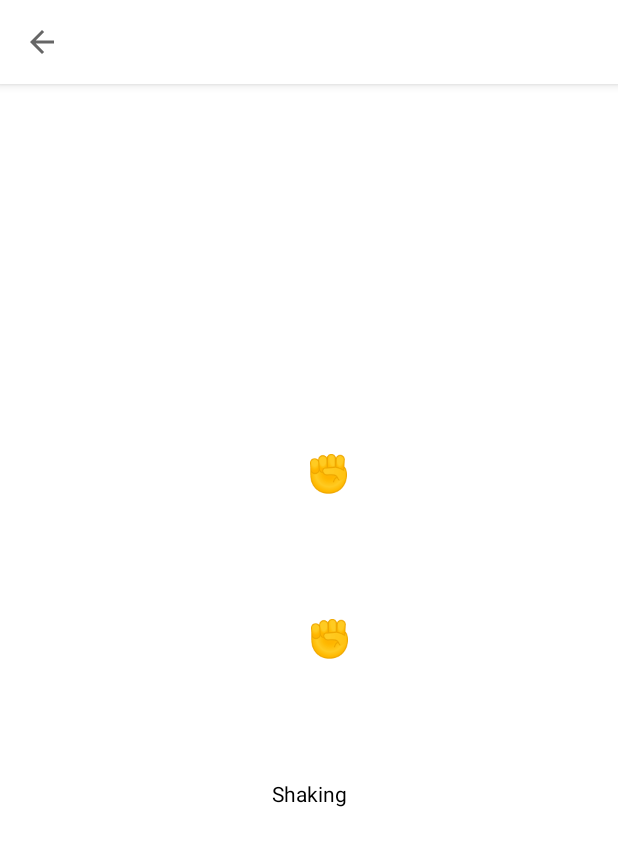
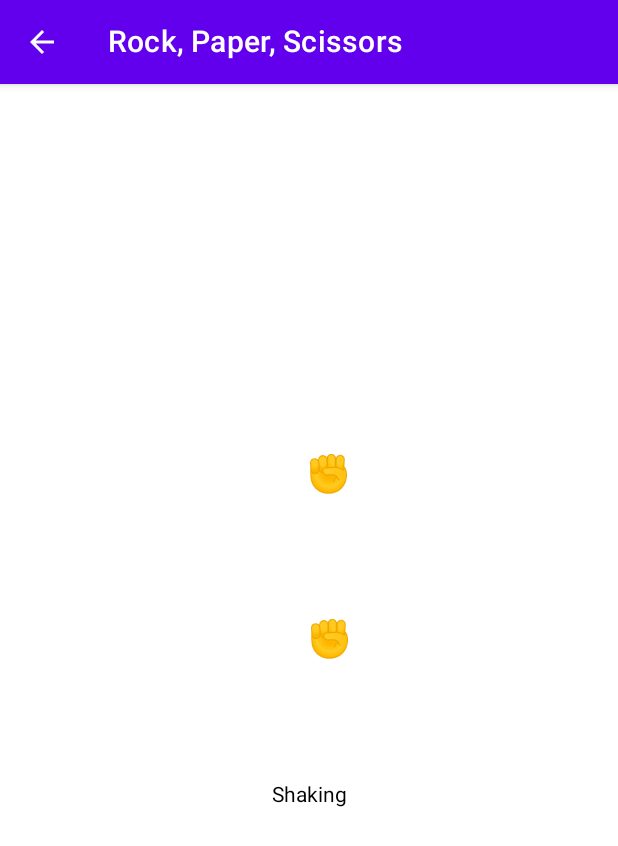
Before and after one commit to FelixSubject211/MoveMate, an Android app built with Jetpack Compose: the composable GameScreen shown on its own in the app's theme, after a tap on "✌️", on a phone screen of 412 x 824 dp. Shown: the top 846 px of the screen. Run offline under Robolectric (Android 15) with nearby library versions, the phone set to English and light mode, and no system bars; our stand-ins replace Voyager.

Commit message:
Housekeeping
Housekeeping

```diff
--- a/composeApp/src/commonMain/kotlin/di/Koin.kt
+++ b/composeApp/src/commonMain/kotlin/di/Koin.kt
@@ -1,14 +1,14 @@
 package di
 
 
-import domain.GameLogicCoordinator
-import domain.Opponent
 import domain.impl.DefaultOpponent
 import domain.entities.PlayerState
-import domain.impl.GameLogicDefaultCoordinator
+import domain.impl.GameLogicCoordinator
+import domain.impl.opponentInteractor
+import domain.impl.playerInteractor
+import domain.impl.presenter
 import kotlinx.coroutines.flow.MutableStateFlow
 import org.koin.core.context.startKoin
-import org.koin.core.qualifier.named
 import org.koin.dsl.module
 import screens.game.GameScreenModel
 import screens.menu.MenuScreenModel
@@ -20,20 +20,21 @@ val gameModule = module {
         val playerState = MutableStateFlow<PlayerState>(PlayerState.Ready)
         val opponentState = MutableStateFlow<PlayerState>(PlayerState.Ready)
 
-        val opponent: Opponent = DefaultOpponent(
+        val coordinator = GameLogicCoordinator(
             playerState = playerState,
-            opponentState = opponentState
+            opponentState = opponentState,
         )
 
-        val coordinator: GameLogicCoordinator = GameLogicDefaultCoordinator(
-            playerState = playerState,
-            opponentState = opponentState,
-            opponent = opponent
+        val opponent = DefaultOpponent(
+            gameLogicPresenter = coordinator.presenter(),
+            gameLogicOpponentInteractor = coordinator.opponentInteractor()
         )
 
+        opponent.start()
+
         GameScreenModel(
-            gameLogicCoordinator = coordinator,
-            playerState = playerState
+            gameLogicPresenter = coordinator.presenter(),
+            gameLogicPlayerInteractor = coordinator.playerInteractor(),
         )
     }
 }
--- /dev/null
+++ b/composeApp/src/commonMain/kotlin/domain/GameLogicOpponentInteractor.kt
@@ -0,0 +1,7 @@
+package domain
+
+import domain.entities.GameOption
+
+interface GameLogicOpponentInteractor {
+    fun makeMove(option: GameOption)
+}
--- /dev/null
+++ b/composeApp/src/commonMain/kotlin/domain/GameLogicPlayerInteractor.kt
@@ -0,0 +1,9 @@
+package domain
+
+import domain.entities.GameOption
+
+interface GameLogicPlayerInteractor {
+    fun makeMove(option: GameOption)
+
+    fun askForNewGame()
+}
--- a/composeApp/src/commonMain/kotlin/domain/GameLogicCoordinator.kt
+++ b/composeApp/src/commonMain/kotlin/domain/GameLogicPresenter.kt
@@ -3,8 +3,6 @@ package domain
 import domain.entities.GameState
 import kotlinx.coroutines.flow.Flow
 
-interface GameLogicCoordinator {
+interface GameLogicPresenter {
     var gameState: Flow<GameState>
-
-    fun askForNewMatch()
 }
--- a/composeApp/src/commonMain/kotlin/domain/Opponent.kt
+++ b/composeApp/src/commonMain/kotlin/domain/Opponent.kt
@@ -1,5 +1,5 @@
 package domain
 
 interface Opponent {
-    fun askForNewMatch(): Boolean
+    fun start()
 }
--- a/composeApp/src/commonMain/kotlin/domain/impl/DefaultOpponent.kt
+++ b/composeApp/src/commonMain/kotlin/domain/impl/DefaultOpponent.kt
@@ -1,42 +1,35 @@
 package domain.impl
 
+import domain.GameLogicOpponentInteractor
+import domain.GameLogicPresenter
 import domain.Opponent
 import domain.entities.GameOption
 import domain.entities.PlayerState
 import kotlinx.coroutines.CoroutineScope
 import kotlinx.coroutines.Dispatchers
 import kotlinx.coroutines.delay
-import kotlinx.coroutines.flow.MutableStateFlow
+import kotlinx.coroutines.flow.distinctUntilChanged
 import kotlinx.coroutines.launch
 
 
 class DefaultOpponent(
-    private val playerState: MutableStateFlow<PlayerState>,
-    private val opponentState: MutableStateFlow<PlayerState>
+    private val gameLogicPresenter: GameLogicPresenter,
+    private val gameLogicOpponentInteractor: GameLogicOpponentInteractor
 ): Opponent {
-    init {
+
+    override fun start() {
         CoroutineScope(Dispatchers.Main).launch {
-            playerState
-                .collect { player ->
-                    if (player is PlayerState.Shaking) {
+            gameLogicPresenter.gameState
+                .distinctUntilChanged{ old, new ->
+                    old.player == new.player
+                }
+                .collect { gameState ->
+                    if (gameState.player is PlayerState.Shaking) {
                         delay(400)
-                        makeMove()
+                        val randomOption: GameOption = GameOption.entries.toTypedArray().random()
+                        gameLogicOpponentInteractor.makeMove(randomOption)
                     }
                 }
         }
     }
-
-    private fun makeMove() {
-        opponentState.tryEmit(PlayerState.Shaking)
-
-        CoroutineScope(Dispatchers.Main).launch {
-            delay(3000)
-            val option: GameOption = GameOption.entries.toTypedArray().random()
-            opponentState.tryEmit(PlayerState.Finished(option))
-        }
-    }
-
-    override fun askForNewMatch(): Boolean {
-        return opponentState.value is PlayerState.Finished
-    }
 }
--- /dev/null
+++ b/composeApp/src/commonMain/kotlin/domain/impl/GameLogicCoordinator.kt
@@ -0,0 +1,59 @@
+package domain.impl
+
+import domain.GameLogicOpponentInteractor
+import domain.GameLogicPlayerInteractor
+import domain.GameLogicPresenter
+import domain.entities.GameOption
+import domain.entities.GameState
+import domain.entities.PlayerState
+import kotlinx.coroutines.CoroutineScope
+import kotlinx.coroutines.Dispatchers
+import kotlinx.coroutines.delay
+import kotlinx.coroutines.flow.Flow
+import kotlinx.coroutines.flow.MutableStateFlow
+import kotlinx.coroutines.flow.combine
+import kotlinx.coroutines.launch
+
+class GameLogicCoordinator(
+    val playerState: MutableStateFlow<PlayerState>,
+    val opponentState: MutableStateFlow<PlayerState>,
+)
+
+fun GameLogicCoordinator.presenter(): GameLogicPresenter {
+    return object : GameLogicPresenter {
+        override var gameState: Flow<GameState> =
+            combine(playerState, opponentState) { player, opponent ->
+                GameState(player = player, opponent =  opponent) }
+    }
+}
+
+fun GameLogicCoordinator.playerInteractor(): GameLogicPlayerInteractor {
+    return object : GameLogicPlayerInteractor {
+        override fun makeMove(option: GameOption) {
+            playerState.tryEmit(PlayerState.Shaking)
+
+            CoroutineScope(Dispatchers.Default).launch {
+                delay(3000)
+                playerState.tryEmit(PlayerState.Finished(option))
+            }
+        }
+
+        override fun askForNewGame() {
+            playerState.tryEmit(PlayerState.Ready)
+            opponentState.tryEmit(PlayerState.Ready)
+        }
+    }
+}
+
+fun GameLogicCoordinator.opponentInteractor(): GameLogicOpponentInteractor {
+    return object : GameLogicOpponentInteractor {
+        override fun makeMove(option: GameOption) {
+            opponentState.tryEmit(PlayerState.Shaking)
+
+            CoroutineScope(Dispatchers.Default).launch {
+                delay(3000)
+                opponentState.tryEmit(PlayerState.Finished(option))
+            }
+        }
+    }
+}
--- a/composeApp/src/commonMain/kotlin/domain/impl/GameLogicDefaultCoordinator.kt
+++ /dev/null
@@ -1,29 +0,0 @@
-package domain.impl
-
-import domain.GameLogicCoordinator
-import domain.Opponent
-import domain.entities.GameState
-import domain.entities.PlayerState
-import kotlinx.coroutines.flow.Flow
-import kotlinx.coroutines.flow.MutableStateFlow
-import kotlinx.coroutines.flow.combine
-
-class GameLogicDefaultCoordinator(
-    private val playerState: MutableStateFlow<PlayerState>,
-    private val opponentState: MutableStateFlow<PlayerState>,
-    private val opponent: Opponent
-) : GameLogicCoordinator {
-
-    override var gameState: Flow<GameState> =
-        playerState.combine(opponentState) { player, opponent ->
-            GameState(player = player, opponent =  opponent)
-        }
-
-
-    override fun askForNewMatch() {
-        if (opponent.askForNewMatch()) {
-            playerState.tryEmit(PlayerState.Ready)
-            opponentState.tryEmit(PlayerState.Ready)
-        }
-    }
-}
--- a/composeApp/src/commonMain/kotlin/screens/game/GameScreen.kt
+++ b/composeApp/src/commonMain/kotlin/screens/game/GameScreen.kt
@@ -1,6 +1,5 @@
 package screens.game
 
-import androidx.compose.animation.AnimatedContent
 import androidx.compose.animation.core.LinearEasing
 import androidx.compose.animation.core.RepeatMode
 import androidx.compose.animation.core.animateFloat
@@ -26,7 +25,6 @@ import androidx.compose.runtime.collectAsState
 import androidx.compose.runtime.getValue
 import androidx.compose.ui.Alignment
 import androidx.compose.ui.Modifier
-import androidx.compose.ui.graphics.Color
 import androidx.compose.ui.graphics.graphicsLayer
 import androidx.compose.ui.unit.Dp
 import androidx.compose.ui.unit.dp
@@ -49,13 +47,15 @@ data object GameScreen : Screen {
 
         Scaffold(
             topBar = {
-                TopAppBar(backgroundColor = Color.White) {
-                    IconButton(onClick = { navigator.pop() }) {
-                        Icon(Icons.Default.ArrowBack, "Back")
+                TopAppBar(
+                    title = { Text("Rock, Paper, Scissors") },
+                    navigationIcon = {
+                        IconButton(onClick = { navigator.pop() }) {
+                            Icon(Icons.Default.ArrowBack, "Back")
+                        }
                     }
-                }
-            },
-            modifier = Modifier,
+                )
+            }
         ) {
             gameState.value?.let { currentGameState ->
                 GameView(gameState = currentGameState, screenModel = screenModel)
--- a/composeApp/src/commonMain/kotlin/screens/game/GameScreenModel.kt
+++ b/composeApp/src/commonMain/kotlin/screens/game/GameScreenModel.kt
@@ -2,21 +2,17 @@ package screens.game
 
 import cafe.adriel.voyager.core.model.ScreenModel
 import cafe.adriel.voyager.core.model.screenModelScope
-import domain.GameLogicCoordinator
+import domain.GameLogicPlayerInteractor
+import domain.GameLogicPresenter
 import domain.entities.GameOption
-import domain.entities.PlayerState
-import kotlinx.coroutines.delay
-import kotlinx.coroutines.flow.MutableStateFlow
 import kotlinx.coroutines.flow.SharingStarted
 import kotlinx.coroutines.flow.stateIn
-import kotlinx.coroutines.launch
 
 class GameScreenModel(
-    private val gameLogicCoordinator: GameLogicCoordinator,
-    private val playerState: MutableStateFlow<PlayerState>
+    gameLogicPresenter: GameLogicPresenter,
+    private val gameLogicPlayerInteractor: GameLogicPlayerInteractor,
 ) : ScreenModel {
-
-    val gameState = gameLogicCoordinator.gameState.stateIn(
+    val gameState = gameLogicPresenter.gameState.stateIn(
         screenModelScope,
         SharingStarted.WhileSubscribed(5000),
         initialValue = null
@@ -24,15 +20,10 @@ class GameScreenModel(
 
 
     fun makeMove(option: GameOption) {
-        playerState.tryEmit(PlayerState.Shaking)
-
-        screenModelScope.launch {
-            delay(3000)
-            playerState.tryEmit(PlayerState.Finished(option))
-        }
+       gameLogicPlayerInteractor.makeMove(option = option)
     }
 
     fun askForNewGame() {
-        gameLogicCoordinator.askForNewMatch()
+        gameLogicPlayerInteractor.askForNewGame()
     }
 }
--- a/composeApp/src/commonMain/kotlin/screens/menu/MenuScreen.kt
+++ b/composeApp/src/commonMain/kotlin/screens/menu/MenuScreen.kt
@@ -10,7 +10,6 @@ import androidx.compose.runtime.Composable
 import androidx.compose.ui.Alignment
 import androidx.compose.ui.Modifier
 import androidx.compose.ui.unit.dp
-import androidx.compose.ui.unit.sp
 import cafe.adriel.voyager.core.screen.Screen
 import cafe.adriel.voyager.koin.getScreenModel
 import cafe.adriel.voyager.navigator.LocalNavigator
```
Also changed, not shown: composeApp/src/commonMain/composeResources/drawable/compose-multiplatform.xml (deleted, +0 -36 lines).
